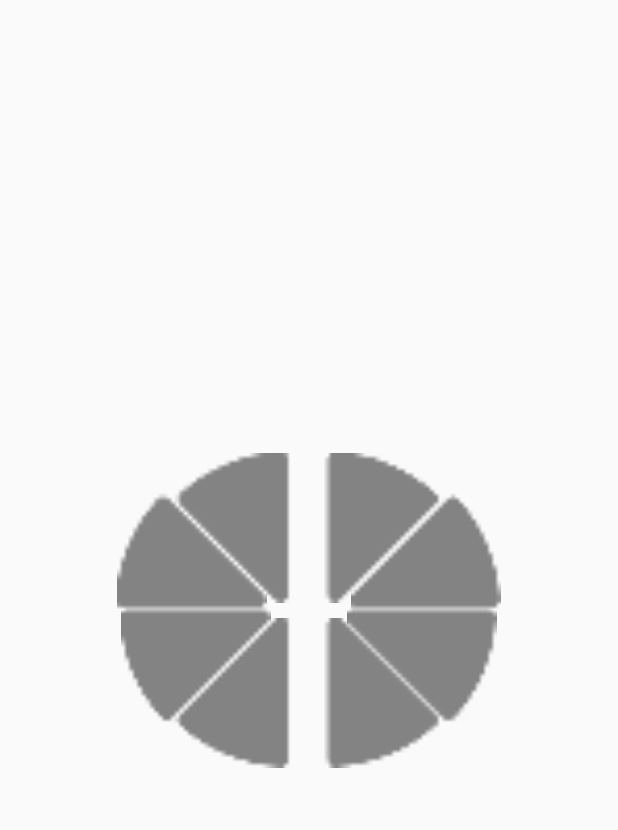
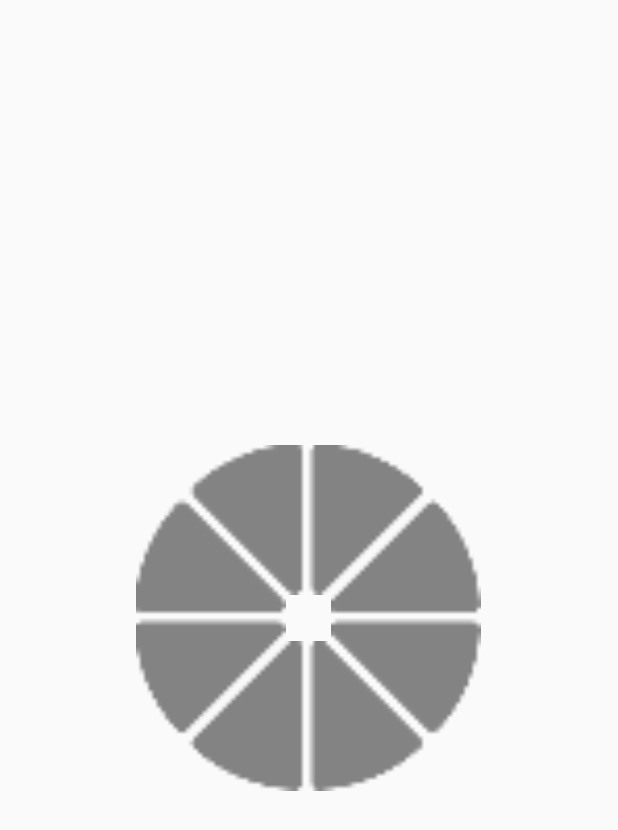
Before and after one commit to chenashkenazi/FinalProject, an Android app: the layout simon_level3.xml on its own in the app's theme, with its tools: preview values and no code run, on a phone screen of 412 x 824 dp. Shown: the top 830 px of the screen. Run offline under Robolectric (Android 15) with nearby library versions, the phone set to English and light mode, and no system bars.

Commit message:
סידרתי את שלב 3

```diff
--- a/app/src/main/res/layout/simon_level3.xml
+++ b/app/src/main/res/layout/simon_level3.xml
@@ -1,114 +1,112 @@
 <?xml version="1.0" encoding="utf-8"?>
-<FrameLayout xmlns:android="http://schemas.android.com/apk/res/android"
+<RelativeLayout xmlns:android="http://schemas.android.com/apk/res/android"
+    xmlns:app="http://schemas.android.com/apk/res-auto"
+    xmlns:tools="http://schemas.android.com/tools"
     android:layout_width="match_parent"
     android:layout_height="match_parent"
-    android:layout_gravity="center">
+    tools:context=".MainActivity">
 
-    <LinearLayout
-        android:layout_width="match_parent"
-        android:layout_height="match_parent"
-        android:gravity="center"
-        android:orientation="horizontal">
-
-
-        <LinearLayout
+    <RelativeLayout
         android:layout_width="wrap_content"
         android:layout_height="wrap_content"
-            android:gravity="left|center_vertical"
-            android:orientation="vertical">
+        android:layout_centerInParent="true">
+
+        <RelativeLayout
+            android:layout_width="wrap_content"
+            android:layout_height="wrap_content"
+            android:layout_centerHorizontal="true">
 
             <ImageView
                 android:id="@+id/level3_left_top1"
                 android:layout_width="100dp"
                 android:layout_height="100dp"
-                android:layout_weight="1"
-                android:src="@drawable/ic_level3_left_top1" />
-
-            <ImageView
-                android:layout_width="100dp"
-                android:layout_height="100dp"
-                android:layout_weight="1"
-                android:layout_marginVertical="10dp"
-                android:src="@drawable/ic_level3_left_bottom2"
-                android:id="@+id/level3_left_bottom2"/>
-
-        </LinearLayout>
-
-        <LinearLayout
-            android:layout_width="wrap_content"
-            android:layout_height="wrap_content"
-            android:gravity="left|center_vertical"
-            android:orientation="vertical">
+                android:src="@drawable/ic_level3_left_top1"
+                />
 
             <ImageView
                 android:id="@+id/level3_right_top1"
                 android:layout_width="100dp"
                 android:layout_height="100dp"
-                android:layout_weight="1"
-                android:src="@drawable/ic_level3_right_top1"/>
+                android:src="@drawable/ic_level3_right_top1"
+                android:layout_marginLeft="80dp"/>
+
+        </RelativeLayout>
+
+        <RelativeLayout
+            android:layout_width="wrap_content"
+            android:layout_height="wrap_content"
+            android:layout_centerHorizontal="true"
+            android:id="@+id/layout2">
 
             <ImageView
                 android:layout_width="100dp"
                 android:layout_height="100dp"
-                android:layout_weight="1"
-                android:layout_marginVertical="10dp"
-                android:src="@drawable/ic_level3_right_bottom2"
-                android:id="@+id/level3_right_bottom2"/>
-
-        </LinearLayout>
-    </LinearLayout>
-
-   <LinearLayout
-        android:layout_width="match_parent"
-        android:layout_height="match_parent"
-        android:gravity="center"
-        android:orientation="horizontal">
+                android:src="@drawable/ic_level3_left_top2"
+                android:id="@+id/level3_left_top2"
+                android:layout_marginTop="25dp"/>
 
             <ImageView
                 android:layout_width="100dp"
                 android:layout_height="100dp"
-            android:layout_weight="1"
-            android:layout_marginBottom="43dp"
-            android:layout_marginLeft="50dp"
-            android:src="@drawable/ic_level3_left_top2"
-            android:id="@+id/level3_left_top2"/>
+                android:src="@drawable/ic_level3_right_top2"
+                android:id="@+id/level3_right_top2"
+                android:layout_toRightOf="@+id/level3_left_top2"
+                android:layout_marginTop="25dp"
+                android:layout_marginLeft="30dp"/>
+
+
+        </RelativeLayout>
+
+        <RelativeLayout
+            android:layout_width="wrap_content"
+            android:layout_height="wrap_content"
+            android:layout_centerHorizontal="true"
+            android:layout_marginTop="105dp">
 
             <ImageView
                 android:layout_width="100dp"
                 android:layout_height="100dp"
-            android:layout_weight="1"
-            android:layout_marginBottom="43dp"
-            android:layout_marginRight="50dp"
-            android:src="@drawable/ic_level3_right_top2"
-            android:id="@+id/level3_right_top2"/>
-
-
-    </LinearLayout>
-    <LinearLayout
-        android:layout_width="match_parent"
-        android:layout_height="match_parent"
-        android:gravity="center"
-
-        android:orientation="horizontal">
+                android:src="@drawable/ic_level3_left_bottom1"
+                android:id="@+id/level3_left_bottom1" />
 
             <ImageView
                 android:layout_width="100dp"
                 android:layout_height="100dp"
-            android:layout_weight="1"
-           android:layout_marginTop="32dp"
-            android:layout_marginLeft="55dp"
-            android:src="@drawable/ic_level3_left_bottom1"
-            android:id="@+id/level3_left_bottom1"/>
+                android:src="@drawable/ic_level3_right_bottom1"
+                android:id="@+id/level3_right_bottom1"
+                android:layout_toRightOf="@+id/level3_left_bottom1"
+                android:layout_marginLeft="30dp"/>
+
+
+        </RelativeLayout>
+
+        <RelativeLayout
+            android:layout_width="wrap_content"
+            android:layout_height="wrap_content"
+            android:layout_centerHorizontal="true"
+            android:layout_marginTop="105dp"
+            >
 
             <ImageView
                 android:layout_width="100dp"
                 android:layout_height="100dp"
-            android:layout_weight="1"
-            android:layout_marginTop="32dp"
-            android:layout_marginRight="55dp"
-            android:src="@drawable/ic_level3_right_bottom1"
-            android:id="@+id/level3_right_bottom1"/>
+                android:src="@drawable/ic_level3_left_bottom2"
+                android:id="@+id/level3_left_bottom2"
+                android:layout_marginTop="25dp"
+                />
+
+            <ImageView
+                android:layout_width="100dp"
+                android:layout_height="100dp"
+                android:src="@drawable/ic_level3_right_bottom2"
+                android:id="@+id/level3_right_bottom2"
+                android:layout_marginLeft="80dp"
+                android:layout_marginTop="25dp"/>
+
+        </RelativeLayout>
+
+    </RelativeLayout>
 
 
-    </LinearLayout>
-</FrameLayout>
+
+</RelativeLayout>
```
Lines whose indentation alone changed are shown as unchanged.
